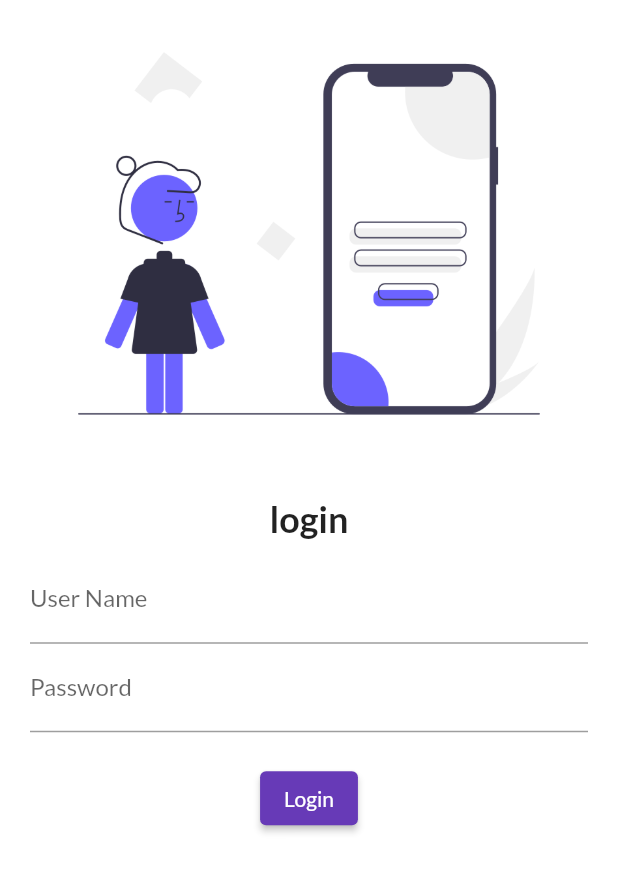
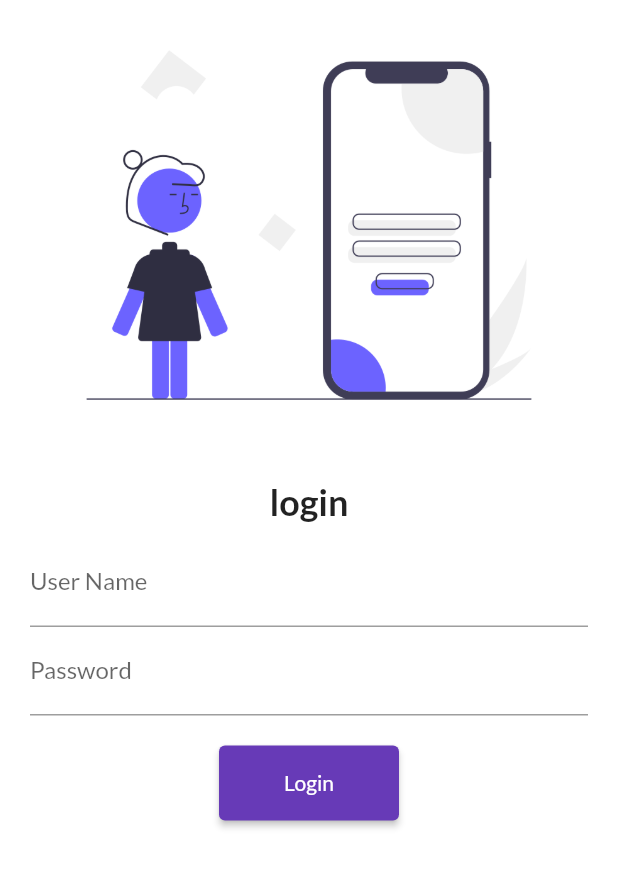
Before and after one commit to onlinevikas19/Learn, a Flutter app: the LoginPage screen opened by its route, on a phone screen of 412 x 824 dp. Shown: the top 872 px of the screen. Run offline on Flutter 3.47's test engine with Material 2 defaults, Android fonts, the light colour scheme and no system bars; our stand-ins replace google_fonts.

Commit message:
day5 complete

```diff
--- a/lib/main.dart
+++ b/lib/main.dart
@@ -1,5 +1,6 @@
 import 'package:first_applicaiton/pages/home_page.dart';
 import 'package:first_applicaiton/pages/login_page.dart';
+import 'package:first_applicaiton/utils/routs.dart';
 import 'package:flutter/cupertino.dart';
 import 'package:flutter/material.dart';
 import 'package:google_fonts/google_fonts.dart';
@@ -16,6 +17,7 @@
       darkTheme: ThemeData(
         brightness: Brightness.dark,
       ),*/
+      debugShowCheckedModeBanner: false,
       themeMode: ThemeMode.light,
       theme: ThemeData(
         primarySwatch: Colors.deepPurple,
@@ -25,8 +27,8 @@
       initialRoute: "/home",
       routes: {
         "/": (context) => LoginPage(),
-        "/home": (context) => HomePage(),
-        "/login": (context) => LoginPage(),
+        MyRoutes.homeRoute: (context) => HomePage(),
+        MyRoutes.loginRoute: (context) => LoginPage(),
       },
     );
   }
--- a/lib/pages/login_page.dart
+++ b/lib/pages/login_page.dart
@@ -1,3 +1,4 @@
+import 'package:first_applicaiton/utils/routs.dart';
 import 'package:flutter/material.dart';
 
 class LoginPage extends StatelessWidget {
@@ -5,11 +6,13 @@
   Widget build(BuildContext context) {
     return Material(
       color: Colors.white,
+      child: SingleChildScrollView(
         child: Column(
           children: [
             Image.asset(
               "assets/images/login_image.png",
               fit: BoxFit.cover,
+              height: 300,
             ),
             SizedBox(
               height: 20.0,
@@ -42,9 +45,11 @@
                   ),
                   ElevatedButton(
                     onPressed: () {
-                    print('On pressed press');
+                      Navigator.pushNamed(context, MyRoutes.homeRoute);
                     },
-                  style: TextButton.styleFrom(),
+                    style: TextButton.styleFrom(
+                      minimumSize: Size(120, 50),
+                    ),
                     child: Text('Login'),
                   ),
                 ],
@@ -52,6 +57,7 @@
             )
           ],
         ),
+      ),
     );
   }
 }
--- /dev/null
+++ b/lib/utils/routs.dart
@@ -0,0 +1,4 @@
+class MyRoutes {
+  static String loginRoute = "/login";
+  static String homeRoute = "/home";
+}
```
Lines whose indentation alone changed are shown as unchanged.
